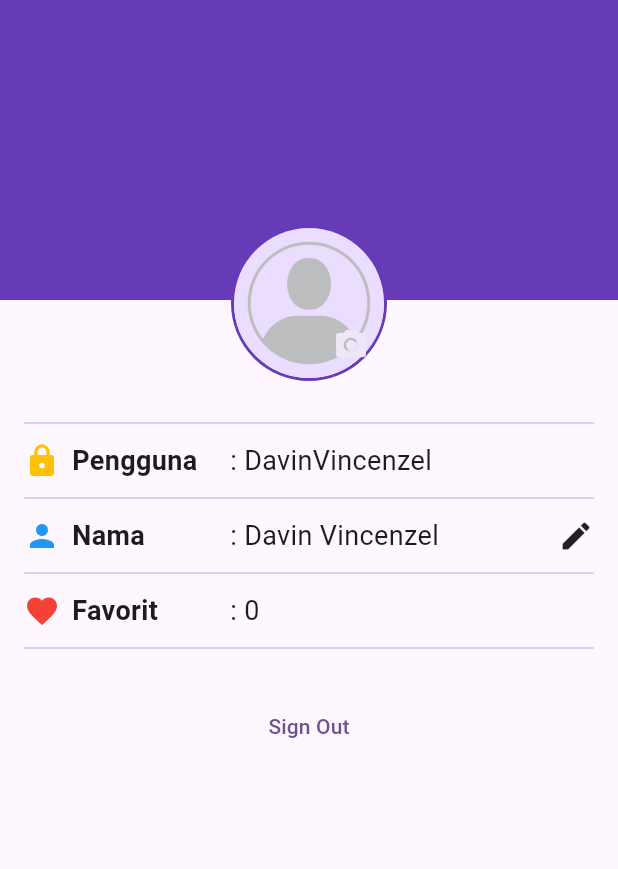
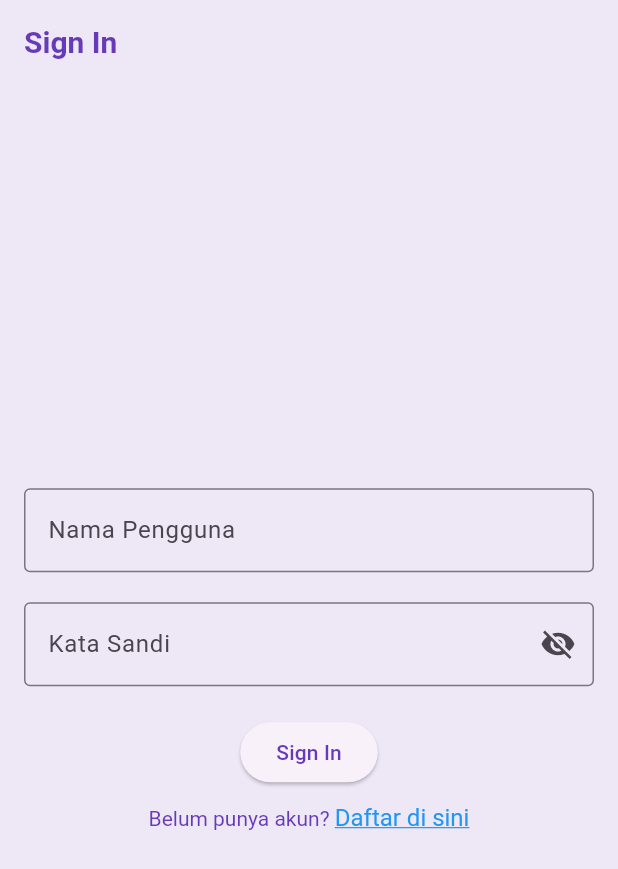
Before and after one commit to 2024-2025-Gasal-PABI-SI52/project-wisata-candi-Davinvincenzel, a Flutter app: the screen it shows after launch, on a phone screen of 412 x 824 dp. Shown: the top 869 px of the screen. Run offline on Flutter 3.47's test engine with Material 3 defaults, Android fonts, the phone set to English and light mode, and no system bars.

Commit message:
Create SignInScreen

```diff
--- a/wisata_candi/lib/main.dart
+++ b/wisata_candi/lib/main.dart
@@ -2,6 +2,7 @@ import 'package:flutter/material.dart';
 import 'package:wisata_candi/data/candi_data.dart';
 import 'package:wisata_candi/screens/detail_screen.dart';
 import 'package:wisata_candi/screens/profile_screen.dart';
+import 'package:wisata_candi/screens/signIn_screen.dart';
 
 void main() {
   runApp(const MainApp());
@@ -15,11 +16,23 @@ class MainApp extends StatelessWidget {
     return MaterialApp(
       title: 'Wisata Candi',
       theme: ThemeData(
-        colorScheme: ColorScheme.fromSeed(seedColor: Colors.deepPurple),
+        appBarTheme: const AppBarTheme(
+          iconTheme: IconThemeData(color: Colors.deepPurple),
+          titleTextStyle: TextStyle(
+              color: Colors.deepPurple,
+              fontSize: 20,
+              fontWeight: FontWeight.bold,
+              ),
+        ),
+        colorScheme:
+            ColorScheme.fromSeed(seedColor: Colors.deepPurple).copyWith(
+          primary: Colors.deepPurple,
+          surface: Colors.deepPurple[50],
+        ),
         useMaterial3: true,
       ),
       // home: DetailScreen(candi: candiList[0],),
-      home: ProfileScreen(),
+      home: SignInScreen(),
     );
   }
 }
--- a/wisata_candi/lib/screens/profile_screen.dart
+++ b/wisata_candi/lib/screens/profile_screen.dart
@@ -9,7 +9,7 @@ class ProfileScreen extends StatefulWidget {
 
 class _profileScreenState extends State<ProfileScreen> {
   // TODO: 1. Deklarasikan variabel yang dibutuhkan
-  bool isSignedIn = true;
+  bool isSignedIn = false;
   String fullName = 'Davin Vincenzel';
   String userName = 'DavinVincenzel';
   int favoriteCandiCount = 0;
--- /dev/null
+++ b/wisata_candi/lib/screens/signIn_screen.dart
@@ -0,0 +1,114 @@
+import 'package:flutter/material.dart';
+import 'package:flutter/gestures.dart';
+
+class SignInScreen extends StatefulWidget {
+  SignInScreen({super.key});
+
+  @override
+  State<SignInScreen> createState() => _SignInScreenState();
+}
+
+class _SignInScreenState extends State<SignInScreen> {
+  //TODO: 1. Deklarasikan variabel
+  final TextEditingController _usernameController = TextEditingController();
+
+  final TextEditingController _passwordController = TextEditingController();
+
+  String _errorText = '';
+
+  bool _isSignIn = false;
+
+  bool _obscurePassword = true;
+
+  @override
+  Widget build(BuildContext context) {
+    return Scaffold(
+      //TODO: 2.Pasang AppBar
+      appBar: AppBar(
+        title: const Text('Sign In'),
+      ),
+      //TODO: 3.Pasang Body
+      body: Center(
+        child: SingleChildScrollView(
+          child: Padding(
+            padding: const EdgeInsets.all(16.0),
+            child: Form(
+                child: Column(
+              //TODO: 4. Atur mainAxisAlignment dan crossAxisAlignment
+              mainAxisAlignment: MainAxisAlignment.center,
+              crossAxisAlignment: CrossAxisAlignment.center,
+              children: [
+                //TODO: 5. Buat TextFormField untuk Nama Pengguna
+                TextFormField(
+                  controller: _usernameController,
+                  decoration: const InputDecoration(
+                    labelText: 'Nama Pengguna',
+                    hintText: 'Masukkan Nama Pengguna',
+                    border: OutlineInputBorder(),
+                  ),
+                ),
+                //TODO: 6. Buat TextFormField untuk Kata Sandi
+                const SizedBox(
+                  height: 20,
+                ),
+                TextFormField(
+                  controller: _passwordController,
+                  decoration: InputDecoration(
+                    labelText: 'Kata Sandi',
+                    hintText: 'Masukkan Kata Sandi',
+                    border: const OutlineInputBorder(),
+                    errorText: _errorText.isNotEmpty ? _errorText : null,
+                    suffixIcon: IconButton(
+                      onPressed: () {
+                        setState(() {
+                          _obscurePassword = !_obscurePassword;
+                        });
+                      },
+                      icon: Icon(
+                        _obscurePassword
+                            ? Icons.visibility_off
+                            : Icons.visibility,
+                      ),
+                    ),
+                  ),
+                  obscureText: _obscurePassword,
+                ),
+                //TODO: 7. Buat ElevatedButton untuk Sign In
+                const SizedBox(
+                  height: 20,
+                ),
+                ElevatedButton(
+                  onPressed: () {},
+                  child: const Text('Sign In'),
+                ),
+                //TODO: 8. Pasang TextButton untuk Sign Up
+                const SizedBox(
+                  height: 10,
+                ),
+                // TextButton(
+                //   onPressed: () {},
+                //   child: const Text('Belum punya akun? Daftar di sini.'),
+                // ),
+                RichText(
+                    text: TextSpan(
+                  text: 'Belum punya akun? ',
+                  style: const TextStyle(color: Colors.deepPurple),
+                  children: [
+                    TextSpan(
+                      text: 'Daftar di sini',
+                      style: const TextStyle(
+                          fontSize: 16,
+                          color: Colors.blue,
+                          decoration: TextDecoration.underline),
+                      recognizer: TapGestureRecognizer()..onTap = () {},
+                    )
+                  ],
+                ))
+              ],
+            )),
+          ),
+        ),
+      ),
+    );
+  }
+}
```
